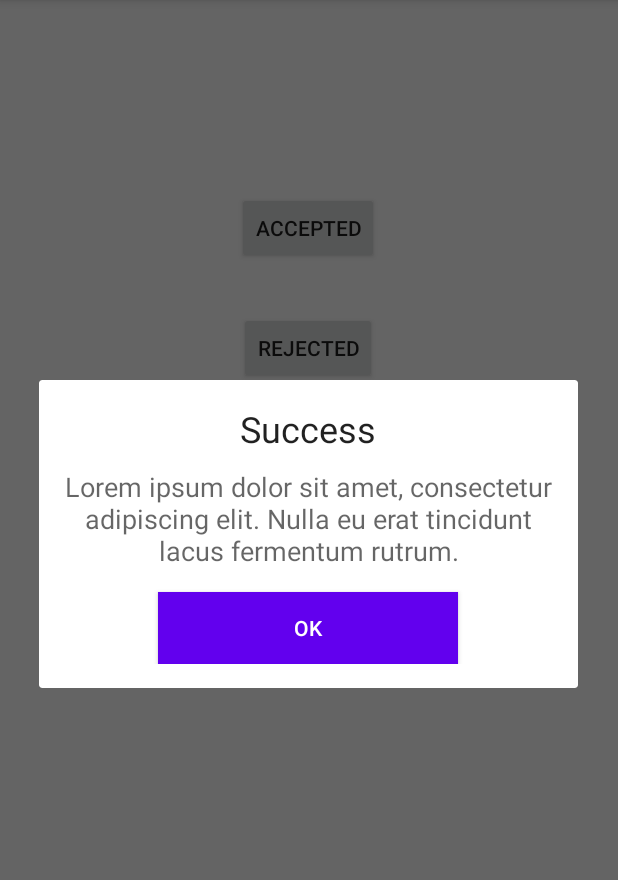
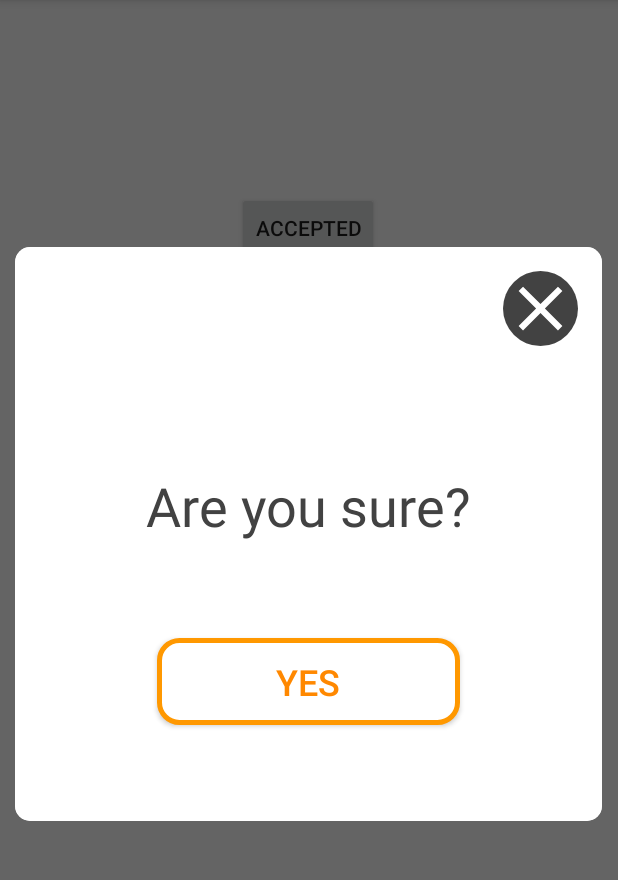
Before and after one commit to Mostafico/customdialogbox, an Android app: the screen it shows after launch (MainActivity), after a tap on "ACCEPTED", on a phone screen of 412 x 824 dp, the part 84-964 px from its top. Run offline under Robolectric (Android 15) with nearby library versions, the phone set to English and light mode, and no system bars.

Commit message:
finished "sure" dialog

```diff
--- a/app/build.gradle
+++ b/app/build.gradle
@@ -29,5 +29,6 @@ dependencies {
     testImplementation 'junit:junit:4.12'
     androidTestImplementation 'androidx.test.ext:junit:1.1.2'
     androidTestImplementation 'androidx.test.espresso:espresso-core:3.3.0'
-
+    //noinspection GradleCompatible
+    implementation 'com.android.support:cardview-v7:28.0.0'
 }
--- a/app/src/main/java/com/example/customdialogbox/MainActivity.java
+++ b/app/src/main/java/com/example/customdialogbox/MainActivity.java
@@ -3,11 +3,15 @@ package com.example.customdialogbox;
 import androidx.appcompat.app.AlertDialog;
 import androidx.appcompat.app.AppCompatActivity;
 
+import android.app.Dialog;
+import android.graphics.Color;
+import android.graphics.drawable.ColorDrawable;
 import android.os.Bundle;
 import android.view.LayoutInflater;
 import android.view.View;
 import android.view.ViewGroup;
 import android.widget.Button;
+import android.widget.ImageButton;
 
 public class MainActivity extends AppCompatActivity {
     @Override
@@ -17,30 +21,32 @@ public class MainActivity extends AppCompatActivity {
         Button acceptBtn = findViewById(R.id.btn_accept);
         Button rejectBtn = findViewById(R.id.btn_reject);
 
+
         acceptBtn.setOnClickListener(new View.OnClickListener() {
             @Override
             public void onClick(View v) {
-                AlertDialog.Builder builder = new AlertDialog.Builder(MainActivity.this);
+                final AlertDialog.Builder builder = new AlertDialog.Builder(MainActivity.this,R.style.CustomAlertDialog);
                 ViewGroup viewGroup = findViewById(android.R.id.content);
-                View dialogView = LayoutInflater.from(v.getContext()).inflate(R.layout.custom_view, viewGroup, false);
+                View dialogView = LayoutInflater.from(v.getContext()).inflate(R.layout.sure_dialog, viewGroup, false);
+                Button buttonOk=dialogView.findViewById(R.id.btn_yes);
+                ImageButton btnClose = dialogView.findViewById(R.id.btn_exit);
+
                 builder.setView(dialogView);
-                Button btn = dialogView.findViewById(R.id.buttonOk);
-
                 final AlertDialog alertDialog = builder.create();
-                alertDialog.show();
-
-                btn.setOnClickListener(new View.OnClickListener() {
+                buttonOk.setOnClickListener(new View.OnClickListener() {
                     @Override
                     public void onClick(View v) {
                         alertDialog.dismiss();
                     }
                 });
-            }
-        });
 
-        rejectBtn.setOnClickListener(new View.OnClickListener() {
-            @Override
-            public void onClick(View v) {
+                btnClose.setOnClickListener(new View.OnClickListener() {
+                    @Override
+                    public void onClick(View v) {
+                        alertDialog.dismiss();
+                    }
+                });
+                alertDialog.show();;
 
             }
         });
--- /dev/null
+++ b/app/src/main/res/drawable/btn_border.xml
@@ -0,0 +1,9 @@
+<?xml version="1.0" encoding="utf-8"?>
+<shape xmlns:android="http://schemas.android.com/apk/res/android"
+    android:shape="rectangle">
+    <gradient android:startColor="#FFFFFF"
+        android:endColor="#FFFFFF"
+        android:angle="270" />
+    <corners android:radius="13dp" />
+    <stroke android:width="5px" android:color="#FF9800" />
+</shape>
--- /dev/null
+++ b/app/src/main/res/drawable/circular.xml
@@ -0,0 +1,13 @@
+<?xml version="1.0" encoding="utf-8"?>
+<!--  res/drawable/rounded_edittext.xml -->
+<shape xmlns:android="http://schemas.android.com/apk/res/android"
+    android:shape="rectangle"
+    android:padding="10dp">
+
+    <solid android:color="#FFFFFF" />
+    <corners
+        android:bottomRightRadius="50dp"
+        android:bottomLeftRadius="50dp"
+        android:topLeftRadius="50dp"
+        android:topRightRadius="50dp" />
+</shape>
--- /dev/null
+++ b/app/src/main/res/drawable/ic_baseline_close_24.xml
@@ -0,0 +1,5 @@
+<vector android:height="50dp" android:tint="#FFFFFF"
+    android:viewportHeight="24" android:viewportWidth="24"
+    android:width="50dp" xmlns:android="http://schemas.android.com/apk/res/android">
+    <path android:fillColor="@android:color/white" android:pathData="M19,6.41L17.59,5 12,10.59 6.41,5 5,6.41 10.59,12 5,17.59 6.41,19 12,13.41 17.59,19 19,17.59 13.41,12z"/>
+</vector>
--- /dev/null
+++ b/app/src/main/res/drawable/popup_background.xml
@@ -0,0 +1,5 @@
+<?xml version="1.0" encoding="utf-8"?>
+<shape xmlns:android="http://schemas.android.com/apk/res/android">
+    <solid android:color="#FFFFFF" />
+    <corners android:radius="10dp" />
+</shape>
--- a/app/src/main/res/layout/custom_view.xml
+++ /dev/null
@@ -1,34 +0,0 @@
-<?xml version="1.0" encoding="utf-8"?>
-<LinearLayout xmlns:android="http://schemas.android.com/apk/res/android"
-    android:layout_width="match_parent"
-    android:layout_height="match_parent"
-    android:orientation="vertical">
-    <LinearLayout
-        android:layout_width="match_parent"
-        android:layout_height="wrap_content"
-        android:orientation="vertical"
-        android:padding="16dp">
-        <TextView
-            android:layout_width="match_parent"
-            android:layout_height="wrap_content"
-            android:text="Success"
-            android:textAlignment="center"
-            android:textAppearance="@style/TextAppearance.AppCompat.Headline" />
-        <TextView
-            android:layout_width="match_parent"
-            android:layout_height="wrap_content"
-            android:layout_marginTop="10dp"
-            android:text="Lorem ipsum dolor sit amet, consectetur adipiscing elit. Nulla eu erat tincidunt lacus fermentum rutrum."
-            android:textAlignment="center"
-            android:textAppearance="@style/TextAppearance.AppCompat.Medium" />
-        <Button
-            android:id="@+id/buttonOk"
-            android:layout_width="200dp"
-            android:layout_height="wrap_content"
-            android:layout_gravity="center"
-            android:layout_marginTop="15dp"
-            android:background="@color/colorPrimary"
-            android:text="Ok"
-            android:textColor="#FFF" />
-    </LinearLayout>
-</LinearLayout>
--- /dev/null
+++ b/app/src/main/res/layout/sure_dialog.xml
@@ -0,0 +1,57 @@
+<?xml version="1.0" encoding="utf-8"?>
+<androidx.cardview.widget.CardView xmlns:android="http://schemas.android.com/apk/res/android"
+    xmlns:app="http://schemas.android.com/apk/res-auto"
+    xmlns:tools="http://schemas.android.com/tools"
+    android:layout_width="match_parent"
+    android:layout_height="match_parent"
+    android:elevation="4dp"
+    android:orientation="vertical">
+
+    <androidx.constraintlayout.widget.ConstraintLayout
+        android:layout_width="match_parent"
+        android:layout_height="wrap_content">
+
+        <TextView
+            android:id="@+id/textView"
+            android:layout_width="0dp"
+            android:layout_height="wrap_content"
+            android:layout_marginTop="148dp"
+            android:text="Are you sure?"
+            android:textAlignment="center"
+            android:textColor="@color/cardview_dark_background"
+            android:textSize="36sp"
+            app:layout_constraintEnd_toEndOf="parent"
+            app:layout_constraintHorizontal_bias="0.498"
+            app:layout_constraintStart_toStartOf="parent"
+            app:layout_constraintTop_toTopOf="parent" />
+
+        <Button
+            android:id="@+id/btn_yes"
+            android:layout_width="202dp"
+            android:layout_height="58dp"
+            android:layout_marginTop="64dp"
+            android:layout_marginBottom="64dp"
+            android:background="@drawable/btn_border"
+            android:text="Yes"
+            android:textColor="@android:color/holo_orange_dark"
+            android:textSize="24sp"
+            app:layout_constraintBottom_toBottomOf="parent"
+            app:layout_constraintEnd_toEndOf="parent"
+            app:layout_constraintStart_toStartOf="parent"
+            app:layout_constraintTop_toBottomOf="@+id/textView" />
+
+        <ImageButton
+            android:id="@+id/btn_exit"
+            android:layout_width="wrap_content"
+            android:layout_height="wrap_content"
+            android:layout_marginTop="16dp"
+            android:layout_marginEnd="16dp"
+            android:background="@drawable/circular"
+            android:backgroundTint="@color/cardview_dark_background"
+            app:layout_constraintEnd_toEndOf="parent"
+            app:layout_constraintHorizontal_bias="1.0"
+            app:layout_constraintStart_toStartOf="parent"
+            app:layout_constraintTop_toTopOf="parent"
+            app:srcCompat="@drawable/ic_baseline_close_24" />
+    </androidx.constraintlayout.widget.ConstraintLayout>
+</androidx.cardview.widget.CardView>
--- a/app/src/main/res/values/styles.xml
+++ b/app/src/main/res/values/styles.xml
@@ -7,4 +7,7 @@
         <item name="colorAccent">@color/colorAccent</item>
     </style>
 
+    <style name="CustomAlertDialog" parent="Theme.AppCompat.Light.Dialog.Alert">
+        <item name="android:windowBackground">@drawable/popup_background</item>
+    </style>
 </resources>
```
